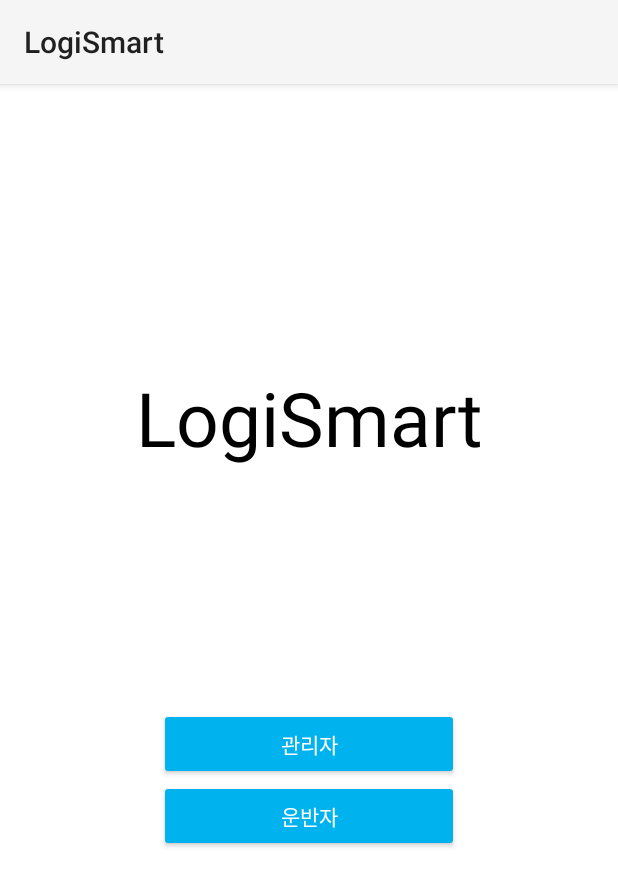
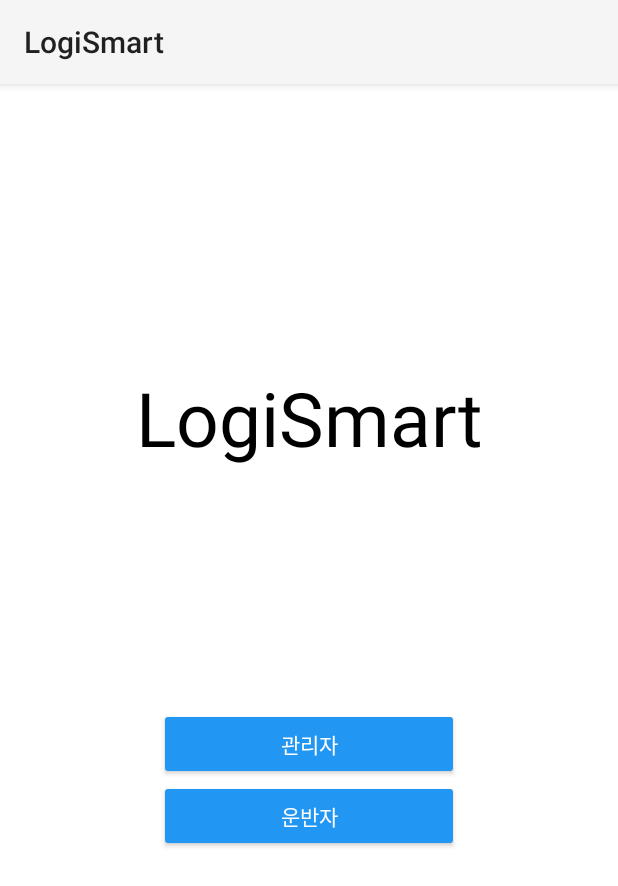
Before and after one commit to 15balloon/LogiSmart, an Android app: the screen it shows after launch (InitActivity), on a phone screen of 412 x 824 dp. Shown: the top 886 px of the screen. Run offline under Robolectric (Android 15) with nearby library versions, the phone set to English and light mode, and no system bars.

Commit message:
add color

```diff
--- a/app/src/main/res/layout/activity_ble.xml
+++ b/app/src/main/res/layout/activity_ble.xml
@@ -25,7 +25,7 @@
         <View
             android:layout_width="match_parent"
             android:layout_height="2dp"
-            android:background="#2196F3"/>
+            android:background="@color/btn"/>
 
         <ListView
             android:layout_height="300dp"
@@ -35,7 +35,7 @@
         <View
             android:layout_width="match_parent"
             android:layout_height="2dp"
-            android:background="#2196F3"/>
+            android:background="@color/btn"/>
 
 
         <Button android:layout_height="50dp"
--- a/app/src/main/res/values/colors.xml
+++ b/app/src/main/res/values/colors.xml
@@ -7,8 +7,10 @@
     <color name="teal_700">#FF018786</color>
     <color name="black">#FF000000</color>
     <color name="white">#FFFFFFFF</color>
-    <color name="btn">#FF00b2ed</color>
+<!--    <color name="btn">#FF00b2ed</color>-->
+    <color name="btn">#FF2196F3</color>
     <color name="btn_pressed">#006181</color>
+    <color name="skyblue">#FF2196F3</color>
     <color name="red">#FFFF0000</color>
     <color name="green">#FF00FF00</color>
 </resources>
```
